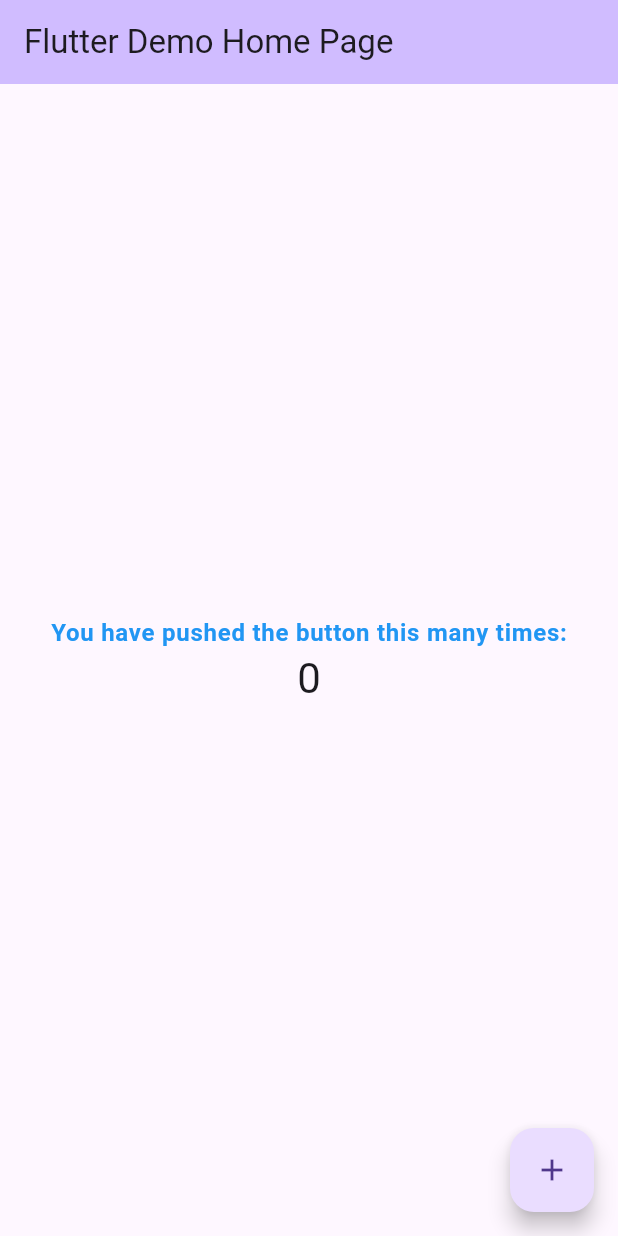
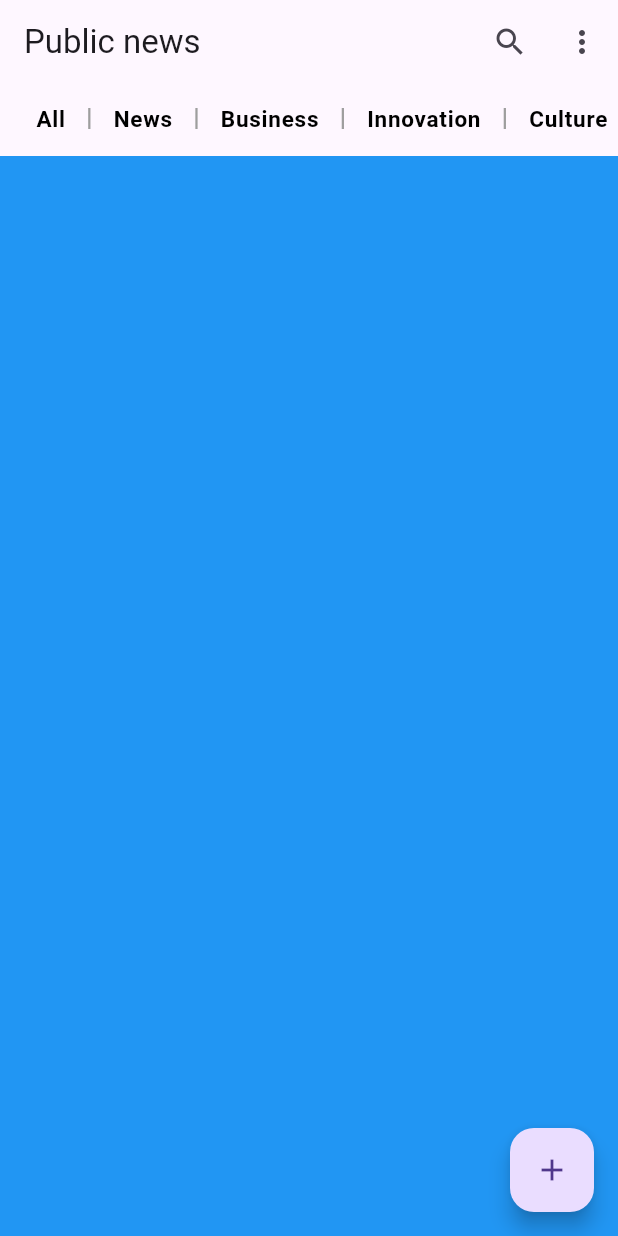
Before and after one commit to krymtn/publicnews, a Flutter app: the screen it shows after launch, on a phone screen of 412 x 824 dp. Run offline on Flutter 3.47's test engine with Material 3 defaults, Android fonts, the phone set to English and light mode, and no system bars.

Commit message:
implement sliver app bar with list view builder

```diff
--- a/lib/main.dart
+++ b/lib/main.dart
@@ -1,6 +1,6 @@
 import 'package:flutter/material.dart';
 import 'package:publicnews/extensions/context_extension.dart';
-import 'package:publicnews/theme/theme.dart';
+import 'theme/theme.dart';
 
 void main() {
   runApp(const MyApp());
@@ -38,69 +38,92 @@ class MyHomePage extends StatefulWidget {
   State<MyHomePage> createState() => _MyHomePageState();
 }
 
-class _MyHomePageState extends State<MyHomePage> {
-  int _counter = 0;
+class _MyHomePageState extends State<MyHomePage> with SingleTickerProviderStateMixin {
+  late TabController _tabController;
 
-  void _incrementCounter() {
-    setState(() {
-      // This call to setState tells the Flutter framework that something has
-      // changed in this State, which causes it to rerun the build method below
-      // so that the display can reflect the updated values. If we changed
-      // _counter without calling setState(), then the build method would not be
-      // called again, and so nothing would appear to happen.
-      _counter++;
-    });
+  final List<String> _categories = ["All", "News", "Business", "Innovation", "Culture", "Travel"];
+
+  @override
+  void initState() {
+    _tabController = TabController(vsync: this, length: 4, initialIndex: 1);
+    _tabController.addListener(() {});
+
+    super.initState();
   }
 
   @override
   Widget build(BuildContext context) {
-    // This method is rerun every time setState is called, for instance as done
-    // by the _incrementCounter method above.
-    //
-    // The Flutter framework has been optimized to make rerunning build methods
-    // fast, so that you can just rebuild anything that needs updating rather
-    // than having to individually change instances of widgets.
     return Scaffold(
-      appBar: AppBar(
-        // TRY THIS: Try changing the color here to a specific color (to
-        // Colors.amber, perhaps?) and trigger a hot reload to see the AppBar
-        // change color while the other colors stay the same.
-        backgroundColor: Theme.of(context).colorScheme.inversePrimary,
-        // Here we take the value from the MyHomePage object that was created by
-        // the App.build method, and use it to set our appbar title.
-        title: Text(widget.title),
-      ),
-      body: Center(
-        // Center is a layout widget. It takes a single child and positions it
-        // in the middle of the parent.
-        child: Column(
-          // Column is also a layout widget. It takes a list of children and
-          // arranges them vertically. By default, it sizes itself to fit its
-          // children horizontally, and tries to be as tall as its parent.
-          //
-          // Column has various properties to control how it sizes itself and
-          // how it positions its children. Here we use mainAxisAlignment to
-          // center the children vertically; the main axis here is the vertical
-          // axis because Columns are vertical (the cross axis would be
-          // horizontal).
-          //
-          // TRY THIS: Invoke "debug painting" (choose the "Toggle Debug Paint"
-          // action in the IDE, or press "p" in the console), to see the
-          // wireframe for each widget.
-          mainAxisAlignment: MainAxisAlignment.center,
-          children: <Widget>[
-            Text(
-              'You have pushed the button this many times:',style: context.bodyLarge
-            ),
-            Text(
-              '$_counter',
-              style: Theme.of(context).textTheme.headlineMedium,
-            ),
-          ],
+      body: SafeArea(
+        child: NestedScrollView(
+          headerSliverBuilder: (BuildContext context, bool innerBoxIsScrolled) {
+            return [
+              SliverAppBar(
+                stretch: true,
+                floating: true,
+                title: const Text("Public news"),
+                actions: <Widget>[
+                  IconButton(
+                    icon: const Icon(Icons.search),
+                    onPressed: () {},
+                  ),
+                  IconButton(
+                    icon: const Icon(Icons.more_vert),
+                    onPressed: () {},
+                  ),
+                ],
+              )
+            ];
+          },
+          body: Column(
+            children: <Widget>[
+              /*TabBar(
+                controller: _tabController,
+                tabs: const <Widget>[
+                  Tab(icon: Icon(Icons.camera)),
+                  Tab(text: "Chats"),
+                  Tab(text: "Status"),
+                  Tab(text: "Calls"),
+                ],
+              )*/
+              SizedBox(
+                height: 48,
+                child: ListView.builder(
+                    scrollDirection: Axis.horizontal,
+                    itemCount: _categories.length,
+                    padding: const EdgeInsets.symmetric(horizontal: 16.0),
+                    itemBuilder: (context, index) {
+                      return Row(
+                        children: [
+                          Padding(
+                            padding: const EdgeInsets.symmetric(horizontal: 8.0),
+                            child: Text(_categories[index], style: context.bodyLarge),
+                          ),
+                          VerticalDivider(color: (index == _categories.length-1) ?Colors.transparent :Colors.grey, thickness: 1.5, indent: 16, endIndent: 18)
+                        ],
+                      );
+                }),
+              ),
+              Expanded(
+                child: Container(
+                  color: Colors.white,
+                  child: TabBarView(
+                    controller: _tabController,
+                    children: <Widget>[
+                      Container(color: Colors.red),
+                      Container(color: Colors.blue),
+                      Container(color: Colors.pink),
+                      Container(color: Colors.orange),
+                    ],
+                  ),
+                ),
+              ),
+            ],
+          ),
         ),
       ),
       floatingActionButton: FloatingActionButton(
-        onPressed: _incrementCounter,
+        onPressed: () {},
         tooltip: 'Increment',
         child: const Icon(Icons.add),
       ), // This trailing comma makes auto-formatting nicer for build methods.
--- a/lib/theme/text.dart
+++ b/lib/theme/text.dart
@@ -2,7 +2,8 @@ part of 'theme.dart';
 
 const lightTextTheme = TextTheme(
     bodyLarge: TextStyle(
-    color: Colors.blue,
-    fontWeight: FontWeight.w600
+      fontSize: 15,
+    color: Colors.black,
+    fontWeight: FontWeight.bold
   )
 );
```
